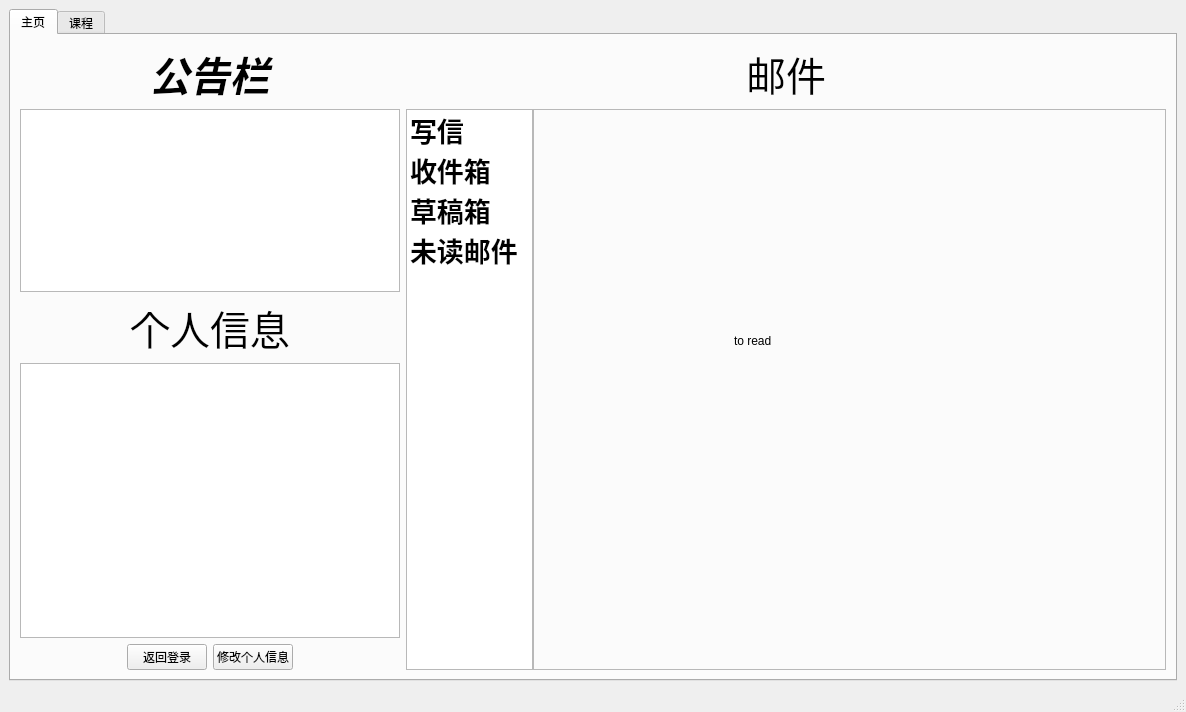
Qt form Jobs-of-SoftwareEngineer/Codeing/Scut/student.ui (CSLP/CPP) before a commit.
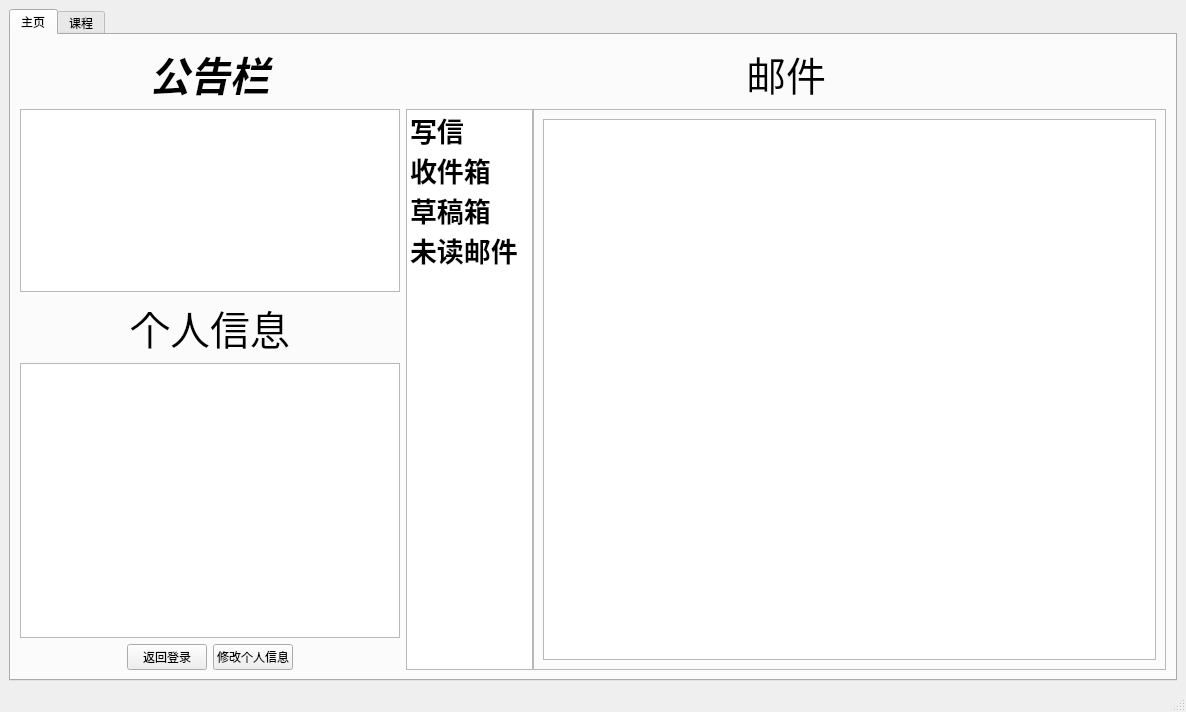
The same form after that commit. The open tabs and pages were chosen to show the change. Icons and pictures are not drawn.

```diff
--- a/Jobs-of-SoftwareEngineer/Codeing/Scut/student.ui
+++ b/Jobs-of-SoftwareEngineer/Codeing/Scut/student.ui
@@ -411,19 +411,11 @@
                </widget>
               </widget>
               <widget class="QWidget" name="unreadPage">
-               <widget class="QLabel" name="label_5">
-                <property name="geometry">
-                 <rect>
-                  <x>200</x>
-                  <y>220</y>
-                  <width>85</width>
-                  <height>22</height>
-                 </rect>
-                </property>
-                <property name="text">
-                 <string>to read</string>
-                </property>
-               </widget>
+               <layout class="QHBoxLayout" name="horizontalLayout_9">
+                <item>
+                 <widget class="QListWidget" name="unreadListWidget"/>
+                </item>
+               </layout>
               </widget>
              </widget>
             </item>
```
Left out of the diff: 38 changed lines with no effect on the pictures.
